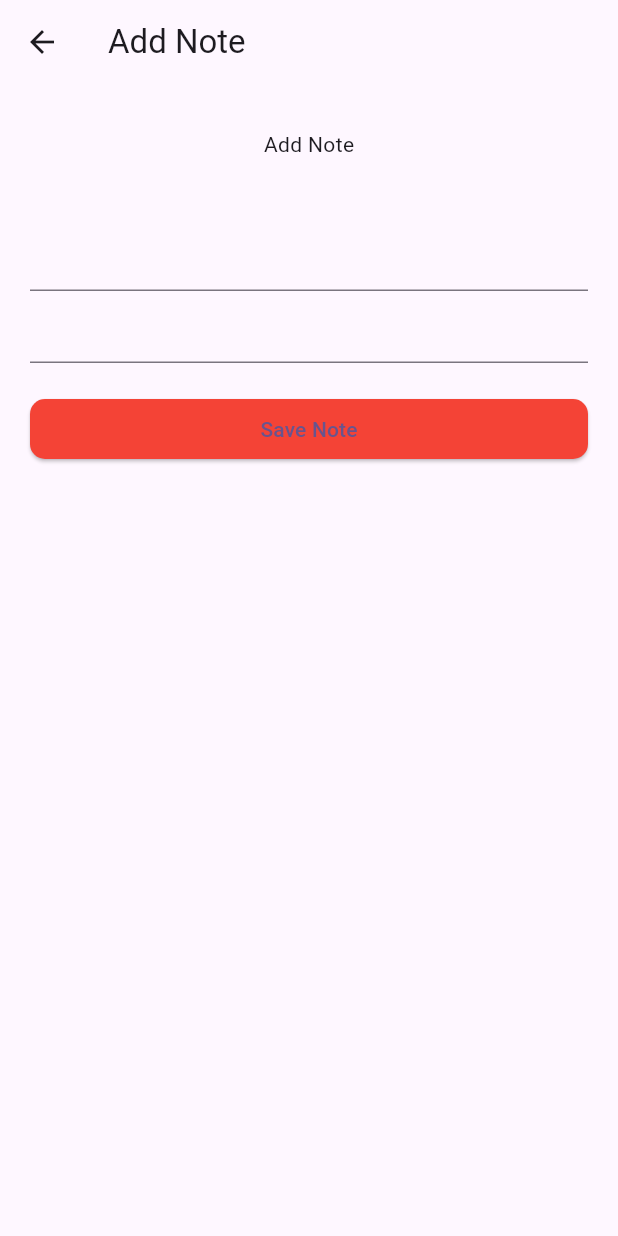
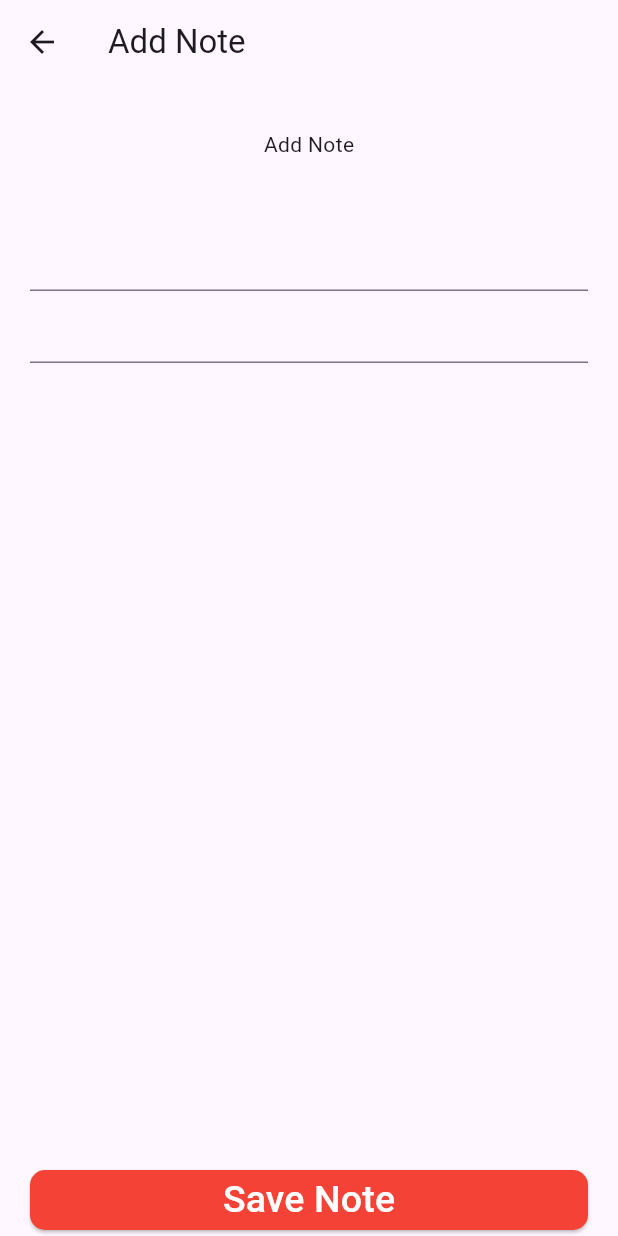
Before and after one commit to chrisokoriedev/FlutterClassRepoII, a Flutter app: the NotedPadApp screen opened directly, after a tap on the "add" icon, on a phone screen of 412 x 824 dp. Run offline on Flutter 3.47's test engine with Material 3 defaults, Android fonts, the light colour scheme and no system bars; our stand-ins replace fluttertoast, gap, hive, hive_flutter, math_expressions, timeago; accounts and stored records are empty.

Commit message:
created and saving work well des text form update

```diff
--- a/flutter_class/basic_widget/lib/screen/notepad/add_note.dart
+++ b/flutter_class/basic_widget/lib/screen/notepad/add_note.dart
@@ -45,8 +45,12 @@ class _AddNoteState extends State<AddNote> {
       ),
       body: Form(
         key: formKey,
+        child: Column(
+          children: [
+            Expanded(
               child: SingleChildScrollView(
-          padding: const EdgeInsets.symmetric(horizontal: 20, vertical: 30),
+                padding:
+                    const EdgeInsets.symmetric(horizontal: 20, vertical: 30),
                 child: Column(
                   mainAxisAlignment: MainAxisAlignment.center,
                   crossAxisAlignment: CrossAxisAlignment.center,
@@ -63,6 +67,7 @@ class _AddNoteState extends State<AddNote> {
                       },
                     ),
                     TextFormField(
+                      maxLines: null,
                       controller: descriptionController,
                       validator: (value) {
                         if (value!.isEmpty) {
@@ -72,7 +77,13 @@ class _AddNoteState extends State<AddNote> {
                       },
                     ),
                     const Gap(20),
-              ElevatedButton(
+                  ],
+                ),
+              ),
+            ),
+            Padding(
+              padding: const EdgeInsets.symmetric(horizontal: 20),
+              child: ElevatedButton(
                 onPressed: submitNote,
                 style: ButtonStyle(
                     backgroundColor: MaterialStateProperty.all(Colors.red),
@@ -80,10 +91,13 @@ class _AddNoteState extends State<AddNote> {
                         Size(double.maxFinite, 30)),
                     shape: MaterialStateProperty.all(RoundedRectangleBorder(
                         borderRadius: BorderRadius.circular(10)))),
-                child: const Text('Save Note'),
+                child: const Text(
+                  'Save Note',
+                  style: TextStyle(color: Colors.white, fontSize: 25),
+                ),
+              ),
             ),
           ],
-          ),
         ),
       ),
     );
--- a/flutter_class/basic_widget/lib/screen/notepad/notepad_class.dart
+++ b/flutter_class/basic_widget/lib/screen/notepad/notepad_class.dart
@@ -1,9 +1,18 @@
+import 'package:basic_widget/main.dart';
+import 'package:basic_widget/model/notedpad.dart';
 import 'package:basic_widget/screen/notepad/add_note.dart';
 import 'package:flutter/material.dart';
+import 'package:hive_flutter/hive_flutter.dart';
+import 'package:timeago/timeago.dart' as timeago;
 
-class NotedPadApp extends StatelessWidget {
+class NotedPadApp extends StatefulWidget {
   const NotedPadApp({super.key});
 
+  @override
+  State<NotedPadApp> createState() => _NotedPadAppState();
+}
+
+class _NotedPadAppState extends State<NotedPadApp> {
   @override
   Widget build(BuildContext context) {
     return Scaffold(
@@ -19,21 +28,35 @@ class NotedPadApp extends StatelessWidget {
         padding: const EdgeInsets.symmetric(horizontal: 20, vertical: 30),
         child: Column(
           children: [
-            ListView(
+            ValueListenableBuilder(
+                valueListenable:
+                    Hive.box<NotePad>(Contants.hiveBoxName).listenable(),
+                builder: (context, Box<NotePad> boxData, _) {
+                  if (boxData.values.isEmpty) {
+                    const Center(child: Text('No Note added '));
+                  }
+                  return ListView.builder(
                     shrinkWrap: true,
-              children: [
-                InkWell(
+                    itemCount: boxData.length,
+                    itemBuilder: (context, index) {
+                      NotePad? notePadContent = boxData.getAt(index);
+                      return InkWell(
                         onTap: () => Navigator.push(context,
                             MaterialPageRoute(builder: (_) => const AddNote())),
-                  child: const Card(
+                        child: Card(
                           child: ListTile(
-                      title: Text('This is my title'),
-                      subtitle: Text('This is my subtitle'),
+                            title: Text(notePadContent!.title,
+                                maxLines: 1, overflow: TextOverflow.fade),
+                            subtitle: Text(notePadContent.description,
+                                maxLines: 2, overflow: TextOverflow.ellipsis),
+                            trailing:
+                                Text(timeago.format((notePadContent.dateTime))),
                           ),
                         ),
-                )
-              ],
-            )
+                      );
+                    },
+                  );
+                })
           ],
         ),
       ),
--- a/flutter_class/basic_widget/pubspec.yaml
+++ b/flutter_class/basic_widget/pubspec.yaml
@@ -41,6 +41,7 @@ dependencies:
   hive: ^2.0.1
   hive_flutter:
   path_provider:
+  timeago: ^3.6.0
 
 
 
```
Also changed, not shown: flutter_class/basic_widget/pubspec.lock, flutter_class/calculator_new/pubspec.lock. Lines whose indentation alone changed are shown as unchanged.
